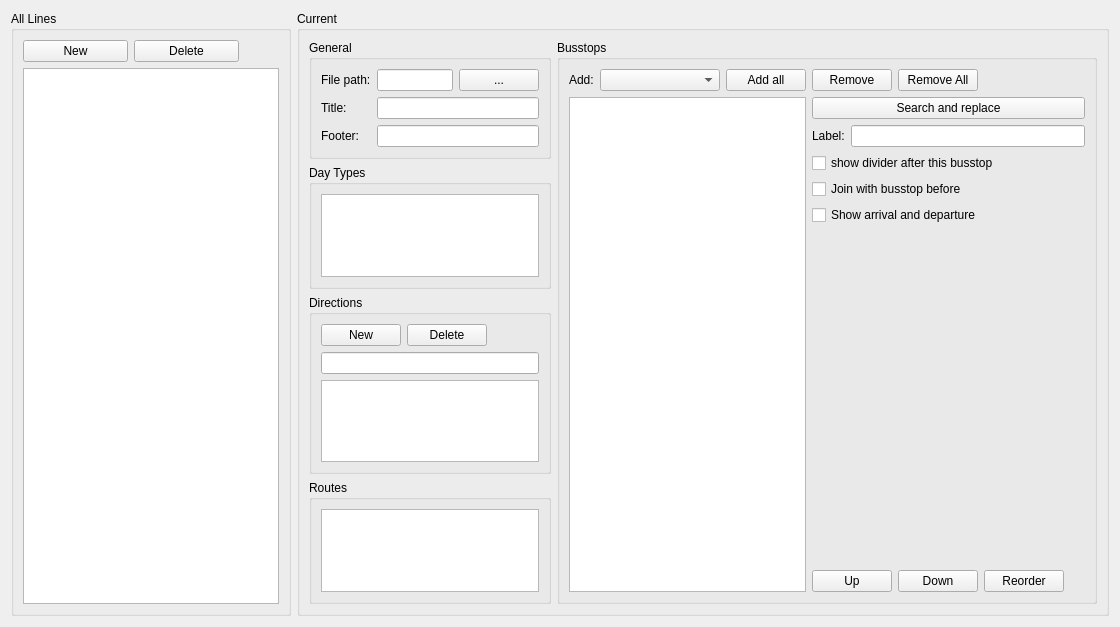
Before: the Qt Designer form Widgets/Publications/wdgpublishedlines.ui in ma7t3/ScheduleMaster, drawn with Qt 5.
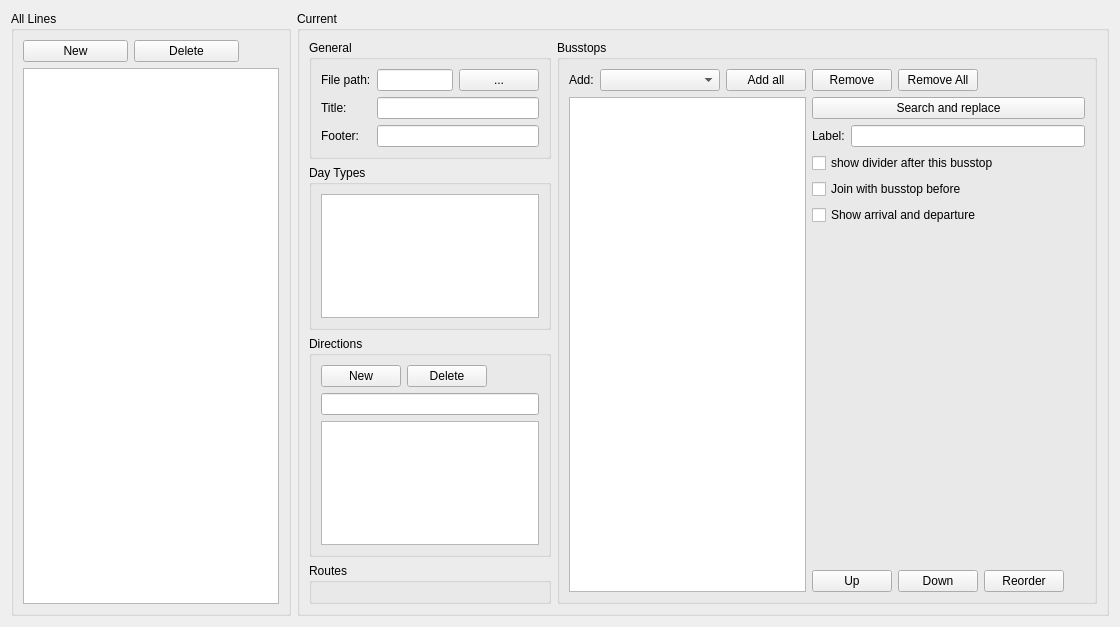
After: the same form once the commit is applied. Custom widgets are drawn as their Qt base class.

Commit message: implemented WdgRouteSelector in WdgPublishedLines

Diff of the .ui file:
```diff
--- a/Widgets/Publications/wdgpublishedlines.ui
+++ b/Widgets/Publications/wdgpublishedlines.ui
@@ -202,19 +202,7 @@
           </property>
           <layout class="QVBoxLayout" name="verticalLayout_2">
            <item>
-            <widget class="QTreeWidget" name="twRoutes">
-             <property name="selectionMode">
-              <enum>QAbstractItemView::NoSelection</enum>
-             </property>
-             <property name="headerHidden">
-              <bool>true</bool>
-             </property>
-             <column>
-              <property name="text">
-               <string>Name</string>
-              </property>
-             </column>
-            </widget>
+            <widget class="WdgRouteSelector" name="routeSelector" native="true"/>
            </item>
           </layout>
          </widget>
@@ -403,6 +391,14 @@
    </item>
   </layout>
  </widget>
+ <customwidgets>
+  <customwidget>
+   <class>WdgRouteSelector</class>
+   <extends>QWidget</extends>
+   <header>Widgets\wdgrouteselector.h</header>
+   <container>1</container>
+  </customwidget>
+ </customwidgets>
  <resources/>
  <connections/>
 </ui>
```
The commit also changes 5 other files.
